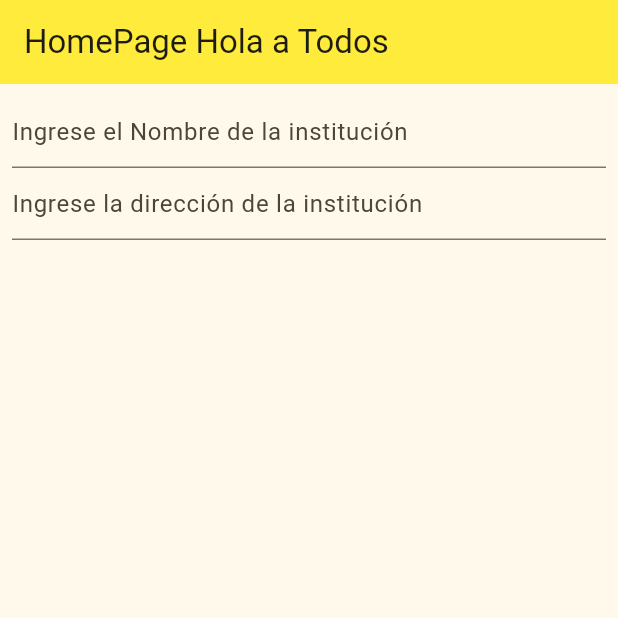
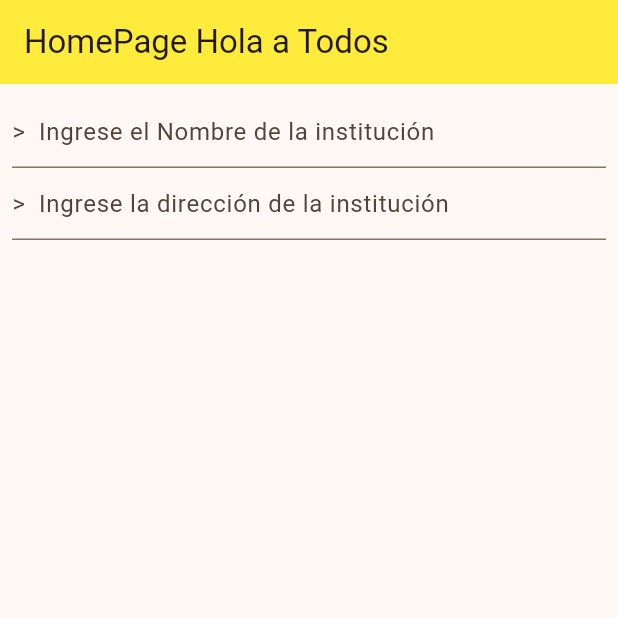
Before and after one commit to scarlosenrique/recetasapp, a Flutter app: the screen it shows after launch, on a phone screen of 412 x 824 dp, the top half of it. Run offline on Flutter 3.47's test engine with Material 2 defaults, Android fonts, the phone set to English and light mode, and no system bars.

Commit message:
"se efectua cambio en el background color"

```diff
--- a/lib/main.dart
+++ b/lib/main.dart
@@ -5,7 +5,7 @@ void main() {
   runApp(MaterialApp(
     title: 'Mis Recetas',
     theme: ThemeData(
-      colorScheme: ColorScheme.fromSeed(seedColor: Colors.yellow),
+      colorScheme: ColorScheme.fromSeed(seedColor: Colors.orangeAccent),
       useMaterial3: true,
     ),
     home: HomePage(),
--- a/lib/pages/home_page.dart
+++ b/lib/pages/home_page.dart
@@ -23,13 +23,13 @@ class _HomePageState extends State<HomePage> {
                 child: Column(children: [
                   TextField(
                     decoration: InputDecoration(
-                      hintText: "Ingrese el Nombre de la institución",
+                      hintText: ">  Ingrese el Nombre de la institución",
                       //label:  Text("Nombre"),
                     ),
                   ),
                   TextField(
                       decoration: InputDecoration(
-                    hintText: "Ingrese la dirección de la institución",
+                    hintText: ">  Ingrese la dirección de la institución",
                     //label:  Text("Nombre"),
                   ))
                 ]))));
```
